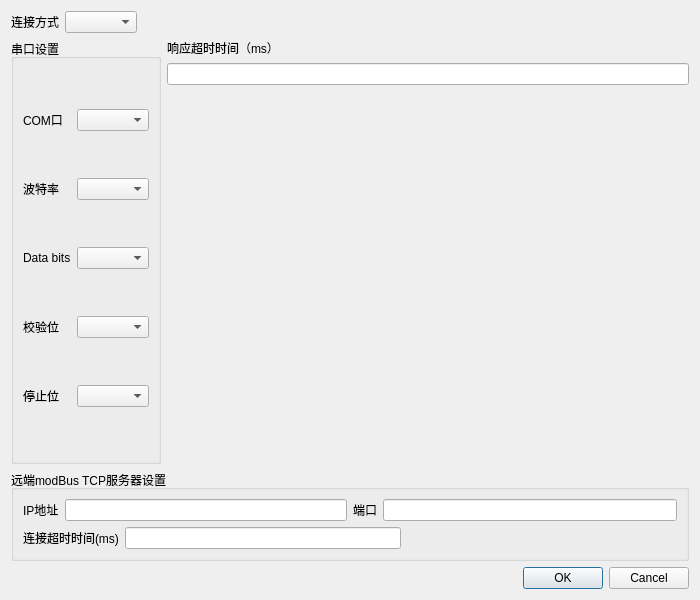
Before: the Qt Designer form hv_connsettings.ui in curious-heart/X-exposer-tool, drawn with Qt 5.
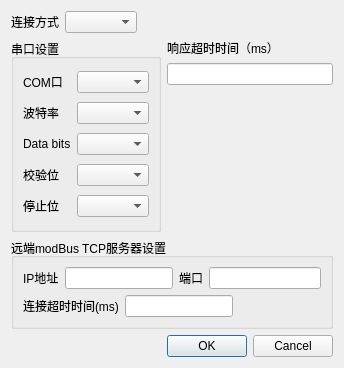
After: the same form once the commit is applied.

What changed in the file:
```diff
--- a/hv_connsettings.ui
+++ b/hv_connsettings.ui
@@ -6,8 +6,8 @@
    <rect>
     <x>0</x>
     <y>0</y>
-    <width>700</width>
-    <height>600</height>
+    <width>344</width>
+    <height>368</height>
    </rect>
   </property>
   <property name="windowTitle">
```
